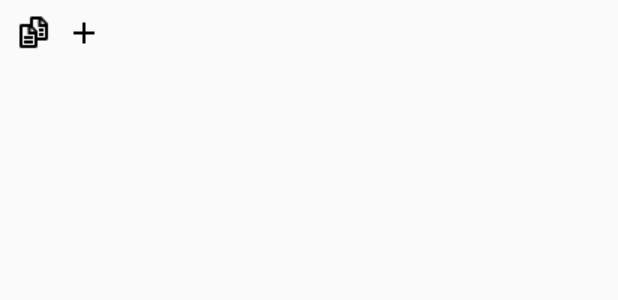
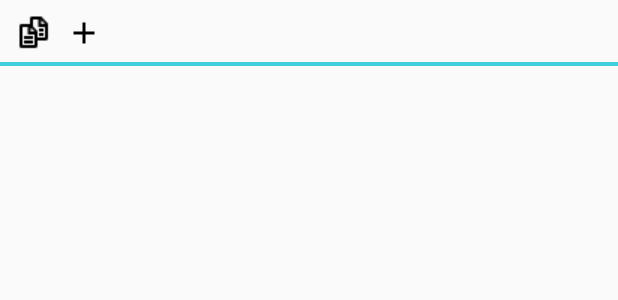
Before and after one commit to patrickcuagan/AndroidOutline, an Android app: the layout activity_main.xml on its own in the app's theme, with its tools: preview values and no code run, on a phone screen of 412 x 824 dp. Shown: the top 300 px of the screen. Run offline under Robolectric (Android 15) with nearby library versions, the phone set to English and light mode, and no system bars.

Commit message:
Added some border lines

```diff
--- /dev/null
+++ b/app/src/main/res/drawable/borderframe.xml
@@ -0,0 +1,18 @@
+<?xml version="1.0" encoding="utf-8"?>
+<layer-list xmlns:android="http://schemas.android.com/apk/res/android">
+    <item>
+        <shape android:shape="rectangle">
+            <!-- draw a 4 dp width border around the rectangle shape -->
+            <stroke android:color="#40cfdf" android:width="4dp"/>
+        </shape>
+    </item>
+    <!--
+        hide left, top and right side border using white color
+        by padding 4 dp bottom side
+    -->
+    <item android:bottom="3dp">
+        <shape android:shape="rectangle">
+            <solid android:color="#FAFAFA"/>
+        </shape>
+    </item>
+</layer-list>
--- a/app/src/main/res/layout/activity_main.xml
+++ b/app/src/main/res/layout/activity_main.xml
@@ -16,7 +16,8 @@
             android:layout_height="wrap_content"
             android:orientation="horizontal"
             android:id="@+id/ll_status"
-            android:padding="10dp">
+            android:padding="10dp"
+            android:background="@drawable/borderframe">
 
             <ImageButton android:layout_width="wrap_content"
                 android:layout_height="wrap_content"
@@ -50,6 +51,7 @@
             android:gravity="top|left"
             android:background="#00000000"
             android:layout_below="@id/ll_status"
+            android:layout_marginTop="5dp"
             android:layout_marginLeft="5dp"
             android:layout_marginRight="5dp"
             android:layout_marginBottom="5dp"
@@ -72,13 +74,17 @@
                 android:paddingLeft="10dp"
                 android:paddingRight="10dp">
 
+                <RelativeLayout android:layout_width="match_parent"
+                    android:layout_height="wrap_content"
+                    android:id="@+id/status_bar"
+                    android:background="@drawable/borderframe"
+                    >
                     <ImageButton android:layout_width="wrap_content"
                         android:layout_height="wrap_content"
                         android:src="@drawable/plus"
                         android:background="#00000000"
                         android:paddingBottom="10dp"
                         android:id="@+id/ib_submit_in_drawer">
-
                     </ImageButton>
 
                     <ImageButton android:layout_width="wrap_content"
@@ -88,14 +94,14 @@
                         android:id="@+id/ib_close_drawer"
                         android:layout_marginRight="10dp"
                         android:layout_alignParentRight="true">
-
                     </ImageButton>
+                </RelativeLayout>
 
                 <android.support.design.widget.TabLayout
                     android:id="@+id/tabs"
                     android:layout_width="match_parent"
                     android:layout_height="wrap_content"
-                    android:layout_below="@id/ib_submit_in_drawer"
+                    android:layout_below="@id/status_bar"
                     app:tabMode="fixed"
                     app:tabGravity="fill" />
 
```
Lines whose indentation alone changed are shown as unchanged.
